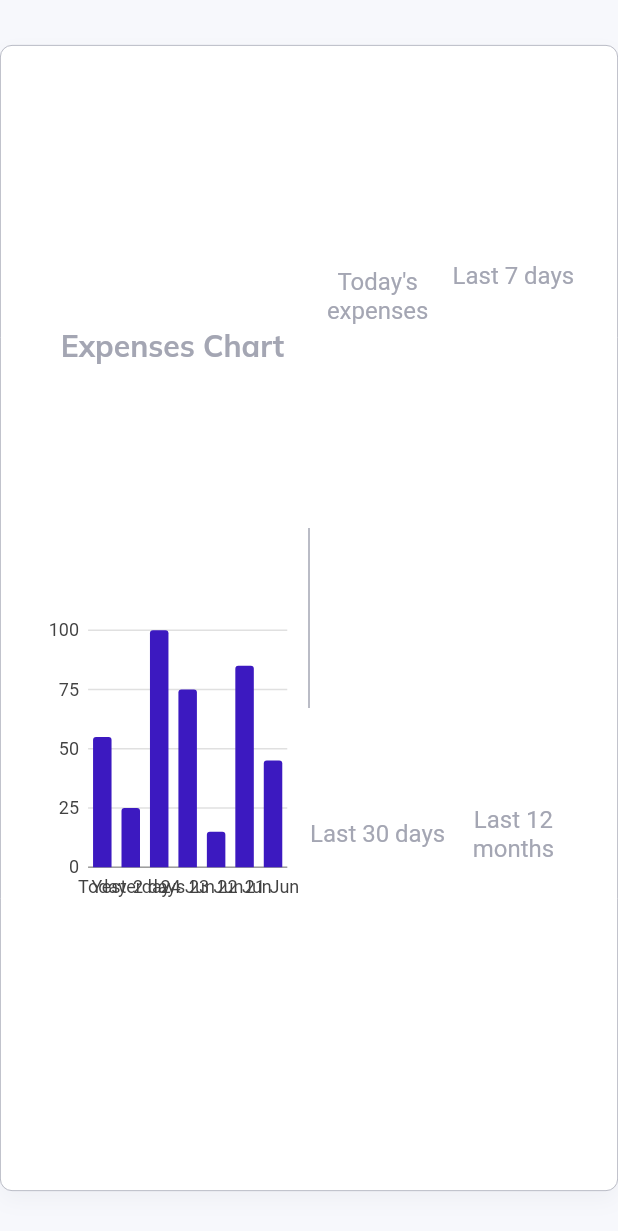
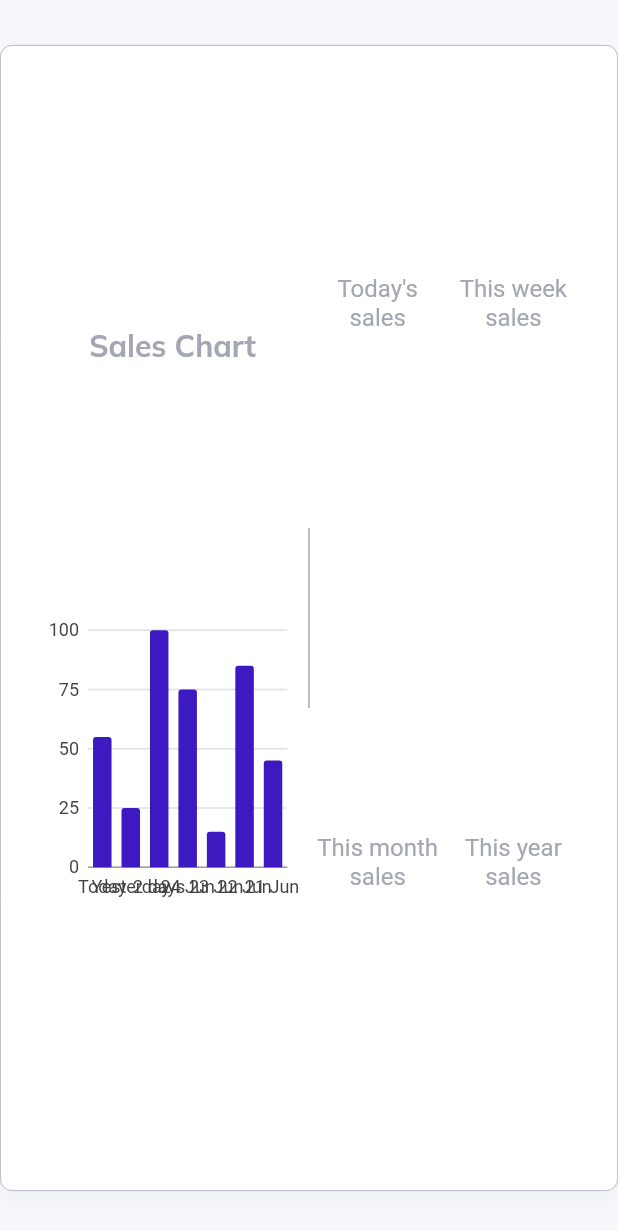
Before and after one commit to muazammursyid98/flutter_manage_admin, a Flutter app: the RevenueSectionLarge widget shown alone on an empty page, opened directly, on a phone screen of 412 x 824 dp. Shown: the top 1231 px of the screen. Run offline on Flutter 3.47's test engine with Material 2 defaults, Android fonts, the phone set to English and light mode, and no system bars; our stand-ins replace awesome_dialog, calendar_date_picker2, charts_flutter, data_table_2, file_picker, get and 3 more.

Commit message:
update new version 2.0

```diff
--- a/lib/pages/overview/widgets/revenue_section_large.dart
+++ b/lib/pages/overview/widgets/revenue_section_large.dart
@@ -29,7 +29,7 @@ class RevenueSectionLarge extends StatelessWidget {
               mainAxisAlignment: MainAxisAlignment.spaceEvenly,
               children: [
                 CustomText(
-                  text: "Expenses Chart",
+                  text: "Sales Chart",
                   size: 20,
                   weight: FontWeight.bold,
                   color: lightGrey,
@@ -53,12 +53,12 @@ class RevenueSectionLarge extends StatelessWidget {
                 Row(
                   children: const [
                     RevenueInfo(
-                      title: "Today's expenses",
-                      amount: "230",
+                      title: "Today's sales",
+                      amount: "0",
                     ),
                     RevenueInfo(
-                      title: "Last 7 days",
-                      amount: "1,100",
+                      title: "This week sales",
+                      amount: "0",
                     ),
                   ],
                 ),
@@ -68,12 +68,12 @@ class RevenueSectionLarge extends StatelessWidget {
                 Row(
                   children: const [
                     RevenueInfo(
-                      title: "Last 30 days",
-                      amount: "3,230",
+                      title: "This month sales",
+                      amount: "0",
                     ),
                     RevenueInfo(
-                      title: "Last 12 months",
-                      amount: "11,300",
+                      title: "This year sales",
+                      amount: "0",
                     ),
                   ],
                 ),
```
